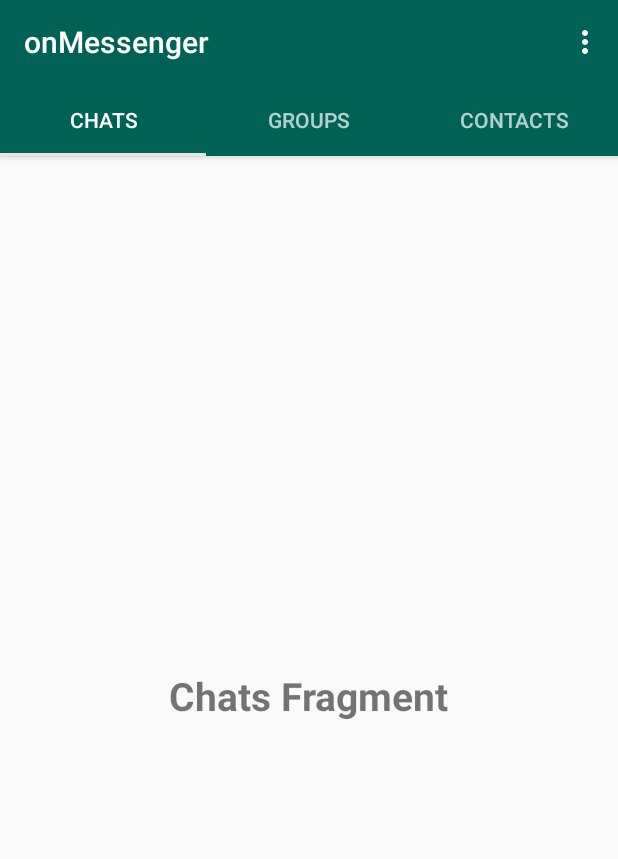
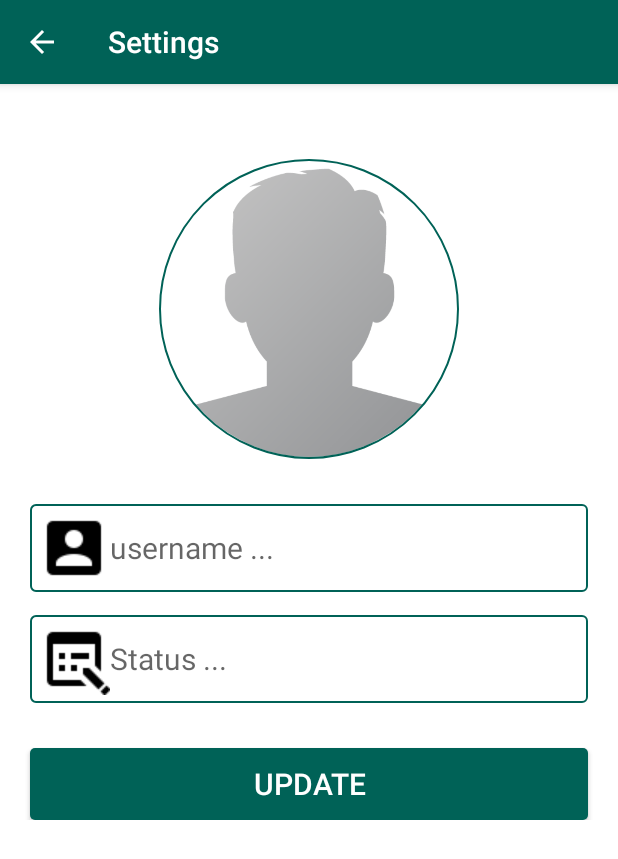
Before and after one commit to jaredrobinson001/onMessenger, an Android app: the screen it shows after launch once a user with an empty profile is signed in (MainActivity before the commit, SettingsActivity after it), in the options menu, after a tap on "Settings", on a phone screen of 412 x 824 dp. Shown: the top 859 px of the screen. Run offline under Robolectric (Android 15) with nearby library versions, the phone set to English and light mode, and no system bars; our stand-ins replace CircleImageView, Firebase (no records; nobody signed in at launch, a user with empty details on screens opened directly); 2 statements that could not run were skipped.

Commit message:
feat(user): implement profile verification and update
- verify username existence before taking a user to home activity
- if not send a user to setting activity to update their profile
- implement profile update functionality
- add user model

[Delivers #007]

```diff
--- a/app/build.gradle
+++ b/app/build.gradle
@@ -29,11 +29,17 @@ dependencies {
     implementation 'com.android.support:appcompat-v7:28.0.0'
     implementation 'com.android.support:design:28.0.0'
     implementation 'com.android.support.constraint:constraint-layout:1.1.3'
+    //firebase
+    implementation 'com.google.firebase:firebase-core:16.0.8'
     implementation 'com.google.firebase:firebase-auth:16.2.1'
     implementation 'com.google.firebase:firebase-database:16.1.0'
     implementation 'com.google.firebase:firebase-storage:16.1.0'
+    //testing tools
     implementation 'com.android.support:support-v4:28.0.0'
     testImplementation 'junit:junit:4.12'
     androidTestImplementation 'com.android.support.test:runner:1.0.2'
     androidTestImplementation 'com.android.support.test.espresso:espresso-core:3.0.2'
+
+    //circle image
+    implementation 'de.hdodenhof:circleimageview:3.0.0'
 }
--- a/app/src/main/java/com/jxw/onmessenger/views/ChatsFragment.java
+++ b/app/src/main/java/com/jxw/onmessenger/home/views/ChatsFragment.java
@@ -1,4 +1,4 @@
-package com.jxw.onmessenger.views;
+package com.jxw.onmessenger.home.views;
 
 
 import android.os.Bundle;
--- a/app/src/main/java/com/jxw/onmessenger/MainActivity.java
+++ b/app/src/main/java/com/jxw/onmessenger/home/views/MainActivity.java
@@ -1,6 +1,8 @@
-package com.jxw.onmessenger;
+package com.jxw.onmessenger.home.views;
 
+import android.app.ProgressDialog;
 import android.content.Intent;
+import android.support.annotation.NonNull;
 import android.support.design.widget.TabLayout;
 import android.support.v4.view.ViewPager;
 import android.support.v7.app.AppCompatActivity;
@@ -13,8 +15,15 @@ import android.widget.Toast;
 
 import com.google.firebase.auth.FirebaseAuth;
 import com.google.firebase.auth.FirebaseUser;
-import com.jxw.onmessenger.adapters.TabAccessAdapter;
+import com.google.firebase.database.DataSnapshot;
+import com.google.firebase.database.DatabaseError;
+import com.google.firebase.database.DatabaseReference;
+import com.google.firebase.database.FirebaseDatabase;
+import com.google.firebase.database.ValueEventListener;
+import com.jxw.onmessenger.R;
+import com.jxw.onmessenger.home.adapters.TabAccessAdapter;
 import com.jxw.onmessenger.login.LoginActivity;
+import com.jxw.onmessenger.settings.SettingsActivity;
 
 public class MainActivity extends AppCompatActivity {
     private Toolbar appToolbar;
@@ -24,6 +33,8 @@ public class MainActivity extends AppCompatActivity {
 
     private FirebaseUser currentUser;
     private FirebaseAuth firebaseAuth;
+    private DatabaseReference fbRootRef;
+    private ProgressDialog progressDialog;
     private static final String TAG = "AUTH";
 
 
@@ -33,6 +44,8 @@ public class MainActivity extends AppCompatActivity {
         setContentView(R.layout.activity_main);
         firebaseAuth = FirebaseAuth.getInstance();
         currentUser = firebaseAuth.getCurrentUser();
+        fbRootRef = FirebaseDatabase.getInstance().getReference();
+        progressDialog = new ProgressDialog(MainActivity.this);
 
         appToolbar = findViewById(R.id.main_page_toolbar);
         setSupportActionBar(appToolbar);
@@ -46,21 +59,58 @@ public class MainActivity extends AppCompatActivity {
         // TabLayout
         mainTabLayout = findViewById(R.id.main_tabs);
         mainTabLayout.setupWithViewPager(mainViewPager);
+
+        userCheck();
     }
 
-    @Override
-    protected void onStart() {
+    private void userCheck() {
         super.onStart();
         if (currentUser == null) {
             sendUserToLoginActivity();
         } else {
-            Log.d(TAG, "onStart: "+currentUser.getEmail());
+            verifyProfileUpdate();
         }
+    }
+
+    private void verifyProfileUpdate() {
+        progressDialog.setMessage("Setting up ...");
+        progressDialog.setCanceledOnTouchOutside(false);
+        progressDialog.show();
+
+        String currentUserId = currentUser.getUid();
+
+        fbRootRef.child("Users").child(currentUserId).addValueEventListener(new ValueEventListener() {
+            @Override
+            public void onDataChange(@NonNull DataSnapshot dataSnapshot) {
+                progressDialog.dismiss();
+                if (!dataSnapshot.hasChild("username")
+                        && dataSnapshot.child("username").getValue() != null) {
+                    Toast.makeText(MainActivity.this,
+                            "Kind update your username to proceed", Toast.LENGTH_SHORT).show();
+                    sendUserToSettingsActivity();
+                }
+            }
+
+            @Override
+            public void onCancelled(@NonNull DatabaseError databaseError) {
+                Log.e(TAG, "onCancelled: "+databaseError.getMessage(),
+                        databaseError.toException());
+            }
+        });
+    }
+
+    private void sendUserToSettingsActivity() {
+        Intent settingsIntent = new Intent(MainActivity.this, SettingsActivity.class);
+        settingsIntent.addFlags(Intent.FLAG_ACTIVITY_NEW_TASK | Intent.FLAG_ACTIVITY_CLEAR_TASK);
+        startActivity(settingsIntent);
+        finish();
     }
 
     private void sendUserToLoginActivity() {
         Intent loginIntent = new Intent(MainActivity.this, LoginActivity.class);
+        loginIntent.addFlags(Intent.FLAG_ACTIVITY_NEW_TASK | Intent.FLAG_ACTIVITY_CLEAR_TASK);
         startActivity(loginIntent);
+        finish();
     }
 
     @Override
@@ -70,6 +120,7 @@ public class MainActivity extends AppCompatActivity {
         return true;
     }
 
+
     @Override
     public boolean onOptionsItemSelected(MenuItem item) {
         super.onOptionsItemSelected(item);
@@ -78,7 +129,7 @@ public class MainActivity extends AppCompatActivity {
                 Toast.makeText(this, "Find Friends", Toast.LENGTH_SHORT).show();
                 return true;
             case R.id.option_settings:
-                Toast.makeText(this, "Settings", Toast.LENGTH_SHORT).show();
+                launchSettingsActivity();
                 return true;
             case R.id.option_log_out:
                 firebaseAuth.signOut();
@@ -88,4 +139,9 @@ public class MainActivity extends AppCompatActivity {
                 return false;
         }
     }
+
+    private void launchSettingsActivity() {
+        Intent settingsActivityIntent = new Intent(MainActivity.this, SettingsActivity.class);
+        startActivity(settingsActivityIntent);
+    }
 }
--- a/app/src/main/java/com/jxw/onmessenger/login/LoginActivity.java
+++ b/app/src/main/java/com/jxw/onmessenger/login/LoginActivity.java
@@ -16,8 +16,7 @@ import com.google.android.gms.tasks.OnCompleteListener;
 import com.google.android.gms.tasks.Task;
 import com.google.firebase.auth.AuthResult;
 import com.google.firebase.auth.FirebaseAuth;
-import com.google.firebase.auth.FirebaseUser;
-import com.jxw.onmessenger.MainActivity;
+import com.jxw.onmessenger.home.views.MainActivity;
 import com.jxw.onmessenger.R;
 import com.jxw.onmessenger.register.RegisterActivity;
 
--- /dev/null
+++ b/app/src/main/java/com/jxw/onmessenger/settings/SettingsActivity.java
@@ -0,0 +1,138 @@
+package com.jxw.onmessenger.settings;
+
+import android.app.ProgressDialog;
+import android.content.Intent;
+import android.support.annotation.NonNull;
+import android.support.annotation.Nullable;
+import android.support.v7.app.AppCompatActivity;
+import android.os.Bundle;
+import android.support.v7.widget.Toolbar;
+import android.text.TextUtils;
+import android.util.Log;
+import android.view.View;
+import android.widget.Button;
+import android.widget.EditText;
+import android.widget.Toast;
+
+import com.google.android.gms.tasks.OnCompleteListener;
+import com.google.android.gms.tasks.Task;
+import com.google.firebase.auth.FirebaseAuth;
+import com.google.firebase.auth.FirebaseUser;
+import com.google.firebase.database.DataSnapshot;
+import com.google.firebase.database.DatabaseError;
+import com.google.firebase.database.DatabaseReference;
+import com.google.firebase.database.FirebaseDatabase;
+import com.google.firebase.database.ValueEventListener;
+import com.jxw.onmessenger.home.views.MainActivity;
+import com.jxw.onmessenger.R;
+import com.jxw.onmessenger.models.User;
+
+import java.util.HashMap;
+import java.util.Map;
+
+public class SettingsActivity extends AppCompatActivity {
+    private Button updateButton;
+    private EditText statusInput, usernameInput;
+    // profileImage field expected
+
+    private DatabaseReference fbRootRef;
+    private FirebaseUser currentUser;
+    private ProgressDialog progressDialog;
+
+    View.OnClickListener profileUpdateClickListener = view -> {
+        String username = usernameInput.getText().toString();
+        String status = statusInput.getText().toString();
+
+        if (!TextUtils.isEmpty(username)) {
+            updateProfile(username, status);
+        } else {
+            Toast.makeText(SettingsActivity.this,
+                    "Username is required", Toast.LENGTH_SHORT).show();
+        }
+    };
+
+
+
+    @Override
+    protected void onCreate(Bundle savedInstanceState) {
+        super.onCreate(savedInstanceState);
+        setContentView(R.layout.activity_settings);
+
+        FirebaseAuth firebaseAuth = FirebaseAuth.getInstance();
+        currentUser = firebaseAuth.getCurrentUser();
+        fbRootRef = FirebaseDatabase.getInstance().getReference();
+
+
+        Toolbar appToolbar = findViewById(R.id.settings_app_bar);
+        setSupportActionBar(appToolbar);
+        getSupportActionBar().setTitle("Settings");
+        getSupportActionBar().setDisplayHomeAsUpEnabled(true);
+
+        initializeFields();
+        updateButton.setOnClickListener(profileUpdateClickListener);
+
+        fetchProfileData();
+    }
+
+    private void fetchProfileData() {
+        progressDialog.setMessage("Fetching Profile ...");
+        progressDialog.show();
+
+        String currentUserId = currentUser.getUid();
+        fbRootRef.child("Users").child(currentUserId).addValueEventListener(new ValueEventListener() {
+            @Override
+            public void onDataChange(@NonNull DataSnapshot dataSnapshot) {
+                User user = dataSnapshot.getValue(User.class);
+                usernameInput.setText(user.username);
+                statusInput.setText(user.statusInfo);
+                progressDialog.dismiss();
+            }
+
+            @Override
+            public void onCancelled(@NonNull DatabaseError databaseError) {
+                progressDialog.dismiss();
+                Toast.makeText(SettingsActivity.this,
+                        databaseError.getMessage(), Toast.LENGTH_SHORT).show();
+            }
+        });
+    }
+
+    private void updateProfile(String username, @Nullable String status) {
+        progressDialog.setTitle("Updating Profile");
+        progressDialog.setMessage("Please wait ...");
+        progressDialog.show();
+
+        String userId = currentUser.getUid();
+        User user = new User(userId, username, status);
+        Map<String, Object> updates = user.toMap();
+
+        fbRootRef.child("Users").child(userId).updateChildren(updates)
+                .addOnCompleteListener(new OnCompleteListener<Void>() {
+                    @Override
+                    public void onComplete(@NonNull Task<Void> task) {
+                        if (task.isSuccessful()) {
+                            progressDialog.dismiss();
+                            Toast.makeText(SettingsActivity.this, "Update is successful", Toast.LENGTH_SHORT).show();
+                        } else {
+                            progressDialog.dismiss();
+                            if (task.getException() != null) {
+                                String errMessage = task.getException().getMessage();
+                                Toast.makeText(SettingsActivity.this, errMessage, Toast.LENGTH_SHORT).show();
+                            } else {
+                                Toast.makeText(SettingsActivity.this,
+                                        "Error: Failed to update profile. Please try again", Toast.LENGTH_LONG).show();
+                            }
+                        }
+                    }
+                });
+    }
+
+    private void initializeFields() {
+        updateButton = findViewById(R.id.update_profile_btn);
+        usernameInput = findViewById(R.id.username_input);
+        statusInput = findViewById(R.id.status_input);
+
+        progressDialog = new ProgressDialog(SettingsActivity.this);
+        progressDialog.setCanceledOnTouchOutside(false);
+    }
+}
--- a/app/src/main/res/layout/activity_main.xml
+++ b/app/src/main/res/layout/activity_main.xml
@@ -4,7 +4,7 @@
     xmlns:tools="http://schemas.android.com/tools"
     android:layout_width="match_parent"
     android:layout_height="match_parent"
-    tools:context=".MainActivity">
+    tools:context=".home.views.MainActivity">
 
 
 
--- /dev/null
+++ b/app/src/main/res/layout/activity_settings.xml
@@ -0,0 +1,104 @@
+<?xml version="1.0" encoding="utf-8"?>
+<RelativeLayout xmlns:android="http://schemas.android.com/apk/res/android"
+    xmlns:app="http://schemas.android.com/apk/res-auto"
+    xmlns:tools="http://schemas.android.com/tools"
+    android:layout_width="match_parent"
+    android:layout_height="match_parent"
+    android:background="@android:color/white"
+    tools:context=".settings.SettingsActivity">
+
+    <android.support.design.widget.AppBarLayout
+        android:id="@+id/settings_app_bar_container"
+        android:layout_width="match_parent"
+        android:layout_height="wrap_content">
+
+        <android.support.v7.widget.Toolbar xmlns:android="http://schemas.android.com/apk/res/android"
+            android:layout_width="match_parent"
+            android:layout_height="wrap_content"
+            android:id="@+id/settings_app_bar"
+            android:background="@color/colorPrimary"
+            android:theme="@style/ThemeOverlay.AppCompat.Dark.ActionBar">
+
+        </android.support.v7.widget.Toolbar>
+    </android.support.design.widget.AppBarLayout>
+
+
+    <ScrollView
+        android:layout_below="@+id/settings_app_bar_container"
+        android:layout_width="match_parent"
+        android:layout_height="match_parent">
+
+
+        <RelativeLayout
+            android:layout_width="match_parent"
+            android:layout_height="match_parent">
+
+            <de.hdodenhof.circleimageview.CircleImageView
+                xmlns:app="http://schemas.android.com/apk/res-auto"
+                android:id="@+id/profile_image"
+                android:layout_width="200dp"
+                android:layout_height="200dp"
+                android:src="@drawable/profile_image"
+                android:layout_alignParentTop="true"
+                android:layout_centerHorizontal="true"
+                android:layout_marginTop="50dp"
+                app:civ_border_width="1dp"
+                app:civ_border_color="@color/colorPrimary"/>
+
+            <EditText
+                android:id="@+id/username_input"
+                android:layout_width="match_parent"
+                android:layout_height="wrap_content"
+                android:background="@drawable/inputs"
+                android:padding="5dp"
+                android:textSize="20sp"
+                android:layout_below="@+id/profile_image"
+                android:layout_marginTop="30dp"
+                android:layout_marginLeft="20dp"
+                android:layout_marginRight="20dp"
+                android:hint="username ..."
+                android:inputType="text"
+                android:drawableLeft="@drawable/edit_profile"
+                android:drawableStart="@drawable/edit_profile"/>
+
+            <EditText
+                android:id="@+id/status_input"
+                android:layout_width="match_parent"
+                android:layout_height="wrap_content"
+                android:background="@drawable/inputs"
+                android:padding="5dp"
+                android:textSize="20sp"
+                android:layout_below="@+id/username_input"
+                android:layout_marginTop="15dp"
+                android:layout_marginLeft="20dp"
+                android:layout_marginRight="20dp"
+                android:hint="Status ..."
+                android:inputType="text"
+                android:drawableLeft="@drawable/edit_status"
+                android:drawableStart="@drawable/edit_status"/>
+
+            <Button
+                android:id="@+id/update_profile_btn"
+                android:layout_width="match_parent"
+                android:layout_height="wrap_content"
+                android:layout_marginTop="30dp"
+                android:layout_marginLeft="20dp"
+                android:layout_marginRight="20dp"
+                android:text="Update"
+                android:textSize="20sp"
+                android:padding="5dp"
+                android:textAllCaps="true"
+                android:textColor="@android:color/white"
+                android:background="@drawable/buttons"
+                android:layout_below="@+id/status_input"
+                />
+        </RelativeLayout>
+
+
+
+    </ScrollView>
+
+
+
+
+</RelativeLayout>
--- a/app/src/main/res/layout/fragment_chats.xml
+++ b/app/src/main/res/layout/fragment_chats.xml
@@ -3,7 +3,7 @@
     xmlns:tools="http://schemas.android.com/tools"
     android:layout_width="match_parent"
     android:layout_height="match_parent"
-    tools:context=".views.ChatsFragment">
+    tools:context=".home.views.ChatsFragment">
 
     <!-- TODO: Update blank fragment layout -->
     <TextView
--- a/app/src/main/res/layout/fragment_contacts.xml
+++ b/app/src/main/res/layout/fragment_contacts.xml
@@ -3,7 +3,7 @@
     xmlns:tools="http://schemas.android.com/tools"
     android:layout_width="match_parent"
     android:layout_height="match_parent"
-    tools:context=".views.ChatsFragment">
+    tools:context=".home.views.ChatsFragment">
 
     <!-- TODO: Update blank fragment layout -->
     <TextView
--- a/app/src/main/res/layout/fragment_groups.xml
+++ b/app/src/main/res/layout/fragment_groups.xml
@@ -3,7 +3,7 @@
     xmlns:tools="http://schemas.android.com/tools"
     android:layout_width="match_parent"
     android:layout_height="match_parent"
-    tools:context=".views.ChatsFragment">
+    tools:context=".home.views.ChatsFragment">
 
     <!-- TODO: Update blank fragment layout -->
     <TextView
--- /dev/null
+++ b/app/src/main/res/values/dimens.xml
@@ -0,0 +1,3 @@
+<resources>
+    <dimen name="fab_margin">16dp</dimen>
+</resources>
--- a/app/src/main/res/values/strings.xml
+++ b/app/src/main/res/values/strings.xml
@@ -6,4 +6,5 @@
     <string name="settings">Settings</string>
     <string name="find_friends">Find Friends</string>
     <string name="logout">Logout</string>
+    <string name="title_activity_temp_settings">TempSettings</string>
 </resources>
```
Also changed, not shown: app/src/main/AndroidManifest.xml (+6 -4 lines), app/src/main/java/com/jxw/onmessenger/home/adapters/TabAccessAdapter.java (renamed from app/src/main/java/com/jxw/onmessenger/adapters/TabAccessAdapter.java, +4 -4 lines), app/src/main/java/com/jxw/onmessenger/home/views/ContactsFragment.java (renamed from app/src/main/java/com/jxw/onmessenger/views/GroupsFragment.java, +4 -4 lines), app/src/main/java/com/jxw/onmessenger/home/views/GroupsFragment.java (renamed from app/src/main/java/com/jxw/onmessenger/views/ContactsFragment.java, +4 -4 lines), app/src/main/java/com/jxw/onmessenger/models/User.java (added, +36 -0 lines), app/src/main/java/com/jxw/onmessenger/register/RegisterActivity.java (+16 -3 lines), app/src/main/res/values/styles.xml (+9 -0 lines).
